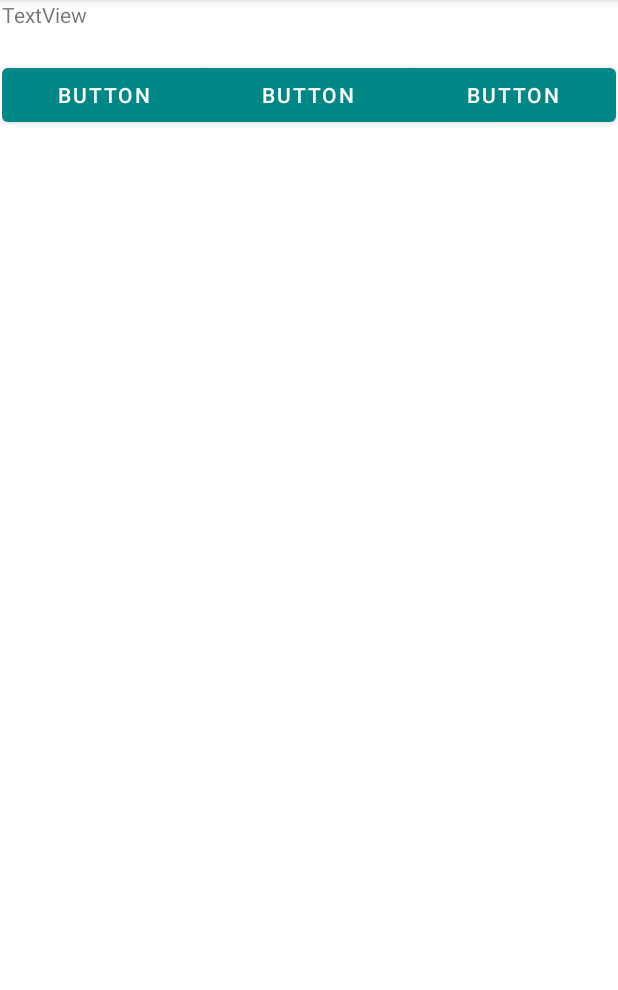
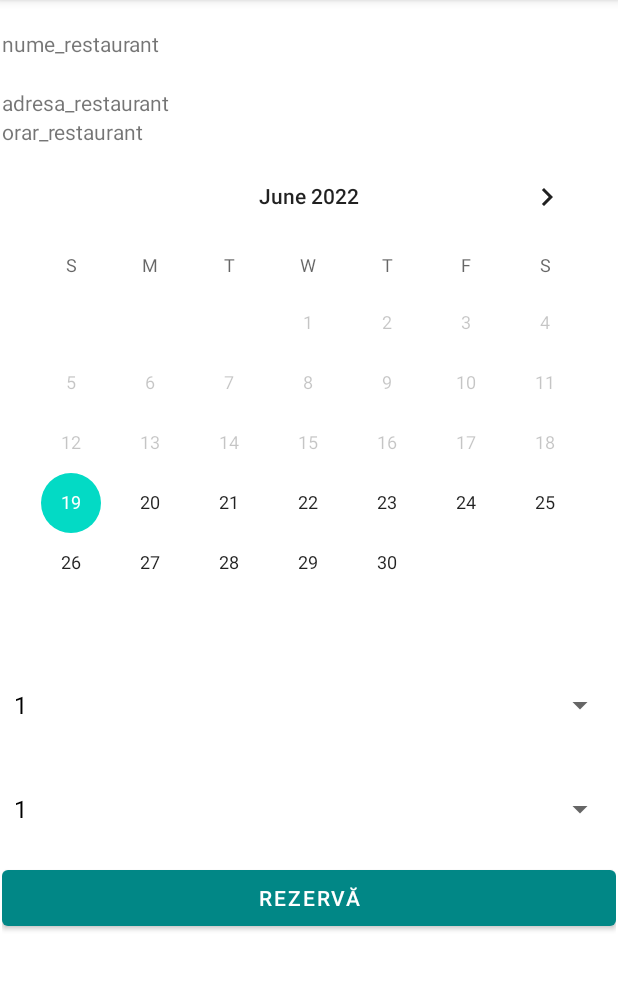
Before and after one commit to claudiucocan18/RestaurantBooking, an Android app: the ReservationActivity screen opened directly, with no data from a screen before it, on a phone screen of 412 x 824 dp, the part 84-1074 px from its top. Run offline under Robolectric (Android 15) with nearby library versions, the phone set to English and light mode, and no system bars; Roboto replaces fonts that are not available here.

Commit message:
incep ReservationActivity

```diff
--- a/app/build.gradle
+++ b/app/build.gradle
@@ -41,7 +41,8 @@ dependencies {
     implementation 'com.google.firebase:firebase-storage:20.0.1'
     implementation 'com.google.firebase:firebase-database:20.0.5'
 
-    implementation 'com.squareup.picasso:picasso:2.71828'//added
+    implementation 'com.squareup.picasso:picasso:2.71828'
+    implementation 'androidx.gridlayout:gridlayout:1.0.0'//added
     testImplementation 'junit:junit:4.+'
     androidTestImplementation 'androidx.test.ext:junit:1.1.3'
     androidTestImplementation 'androidx.test.espresso:espresso-core:3.4.0'
--- a/app/src/main/java/com/example/myapplication/ReservationActivity.java
+++ b/app/src/main/java/com/example/myapplication/ReservationActivity.java
@@ -1,13 +1,34 @@
 package com.example.myapplication;
 
+import androidx.annotation.NonNull;
 import androidx.appcompat.app.AppCompatActivity;
 
 import android.content.Intent;
+import android.database.DataSetObserver;
 import android.os.Bundle;
+import android.view.View;
+import android.view.ViewGroup;
+import android.widget.AdapterView;
+import android.widget.ArrayAdapter;
+import android.widget.CalendarView;
+import android.widget.DatePicker;
+import android.widget.Spinner;
+import android.widget.SpinnerAdapter;
+
+import java.util.ArrayList;
+import java.util.Calendar;
+import java.util.List;
 
 import javax.xml.transform.Source;
 
 public class ReservationActivity extends AppCompatActivity {
+
+    ///Calendar c;
+    //CalendarView calendarView = new CalendarView(this);
+    CalendarView calendarView;
+    Spinner spinnerMese, spinnerOre;
+    List<Integer> vect = new ArrayList<Integer>();
+
 
     @Override
     protected void onCreate(Bundle savedInstanceState) {
@@ -16,6 +37,63 @@ public class ReservationActivity extends AppCompatActivity {
 
         Restaurant r1 = (Restaurant) getIntent().getParcelableExtra("restaurant");
 
-        System.out.println(r1);
+        calendarView = (CalendarView) findViewById(R.id.calendarView);
+        spinnerMese = (Spinner) findViewById(R.id.spinnerMese);
+        spinnerOre = (Spinner) findViewById(R.id.spinnerOre);
+
+
+        vect.add(1);
+        vect.add(2);
+        vect.add(3);
+
+        ArrayAdapter aa = new ArrayAdapter(this,R.layout.support_simple_spinner_dropdown_item,vect);
+
+
+        spinnerMese.setAdapter(aa);
+        spinnerOre.setAdapter(aa);
+
+        spinnerMese.setOnItemSelectedListener(new AdapterView.OnItemSelectedListener() {
+            @Override
+            public void onItemSelected(AdapterView<?> adapterView, View view, int i, long l) {
+
+            }
+
+            @Override
+            public void onNothingSelected(AdapterView<?> adapterView) {
+
+            }
+        });
+
+        spinnerOre.setOnItemSelectedListener(new AdapterView.OnItemSelectedListener() {
+            @Override
+            public void onItemSelected(AdapterView<?> adapterView, View view, int i, long l) {
+
+            }
+
+            @Override
+            public void onNothingSelected(AdapterView<?> adapterView) {
+
+            }
+        });
+
+        calendarView.setMinDate(Calendar.getInstance().getTimeInMillis() );
+
+        calendarView.setOnDateChangeListener(new CalendarView.OnDateChangeListener() {
+            @Override
+            public void onSelectedDayChange(@NonNull CalendarView calendarView, int i, int i1, int i2) {
+
+                System.out.println(String.valueOf(i2)+String.valueOf(i1+1));
+
+               // zi luna-1 returneaza el;
+
+            }
+        });
+
+
+
+
+
+
+        //System.out.println(r1);
     }
 }
--- a/app/src/main/res/layout/activity_reservation.xml
+++ b/app/src/main/res/layout/activity_reservation.xml
@@ -10,54 +10,70 @@
         android:layout_width="409dp"
         android:layout_height="729dp"
         android:layout_marginStart="1dp"
+        android:layout_marginTop="1dp"
         android:layout_marginEnd="1dp"
+        android:layout_marginBottom="1dp"
         android:orientation="vertical"
+        app:layout_constraintBottom_toBottomOf="parent"
         app:layout_constraintEnd_toEndOf="parent"
         app:layout_constraintStart_toStartOf="parent"
-        tools:layout_editor_absoluteY="1dp">
+        app:layout_constraintTop_toTopOf="parent">
 
         <ImageView
             android:id="@+id/imageView4"
             android:layout_width="match_parent"
             android:layout_height="wrap_content"
+            android:contentDescription="Restaurant image"
+            android:scaleType="centerCrop"
             tools:srcCompat="@tools:sample/avatars" />
 
         <TextView
-            android:id="@+id/textView3"
+            android:id="@+id/textViewNume"
             android:layout_width="match_parent"
             android:layout_height="39dp"
-            android:text="TextView" />
+            android:text="nume_restaurant" />
 
-        <com.google.android.material.button.MaterialButtonToggleGroup
+        <TextView
+            android:id="@+id/textViewAdresa"
+            android:layout_width="match_parent"
+            android:layout_height="wrap_content"
+            android:text="adresa_restaurant" />
+
+        <TextView
+            android:id="@+id/textViewOrar"
+            android:layout_width="match_parent"
+            android:layout_height="wrap_content"
+            android:text="orar_restaurant" />
+
+        <CalendarView
+            android:id="@+id/calendarView"
             android:layout_width="match_parent"
             android:layout_height="wrap_content"
 
-            >
 
+            />
 
-            <Button
-                android:id="@+id/button"
-                android:layout_width="wrap_content"
-                android:layout_height="wrap_content"
-                android:layout_weight="1"
-                android:elevation="20dp"
-                android:text="Button" />
+        <Spinner
+            android:id="@+id/spinnerMese"
+            android:layout_width="match_parent"
+            android:layout_height="69dp"
+            android:contentDescription="Select the number of guests"
+            android:spinnerMode="dialog" />
 
-            <Button
-                android:id="@+id/button3"
-                android:layout_width="wrap_content"
-                android:layout_height="wrap_content"
-                android:layout_weight="1"
-                android:text="Button" />
+        <Spinner
+            android:id="@+id/spinnerOre"
+            android:layout_width="match_parent"
+            android:layout_height="69dp"
+            android:contentDescription="Select the desired reservation time"
+            android:spinnerMode="dialog" />
 
-            <Button
-                android:id="@+id/button4"
-                android:layout_width="wrap_content"
-                android:layout_height="wrap_content"
-                android:layout_weight="1"
-                android:text="Button" />
-
-        </com.google.android.material.button.MaterialButtonToggleGroup>
+        <Button
+            android:id="@+id/butonRezerva"
+            android:layout_width="match_parent"
+            android:layout_height="wrap_content"
+            android:minHeight="49dp"
+            android:text="Rezervă"
+            tools:ignore="TouchTargetSizeCheck" />
 
 
     </LinearLayout>
--- a/app/src/main/res/layout/recycler_view_row.xml
+++ b/app/src/main/res/layout/recycler_view_row.xml
@@ -104,13 +104,13 @@
             </LinearLayout>
 
             <Button
-                android:id="@+id/buttonRezerva"
+                android:id="@+id/butonSpreRezervare"
                 android:layout_width="match_parent"
                 android:layout_height="wrap_content"
                 android:autoText="false"
                 android:backgroundTint="#89C6C3"
                 android:elegantTextHeight="false"
-                android:text="Rezerva"
+                android:text="Către rezervare"
                 android:textAlignment="viewEnd"
                 android:textAppearance="@style/TextAppearance.AppCompat.Body1"
                 android:textSize="16sp" />
```
Also changed, not shown: app/src/main/java/com/example/myapplication/AdaptorSpinner.java (added, +63 -0 lines), app/src/main/java/com/example/myapplication/ItemRecyclerViewAdapter.java (+2 -8 lines).
